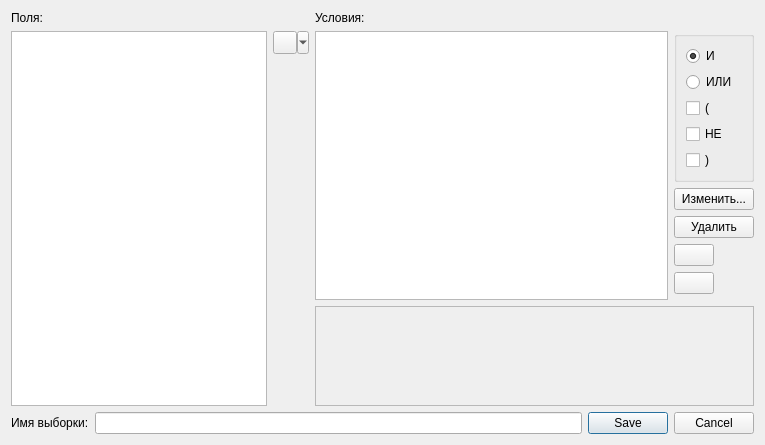
Before: the Qt Designer form client/tqqrywid.ui in sshmakov/Traquera, drawn with Qt 5.
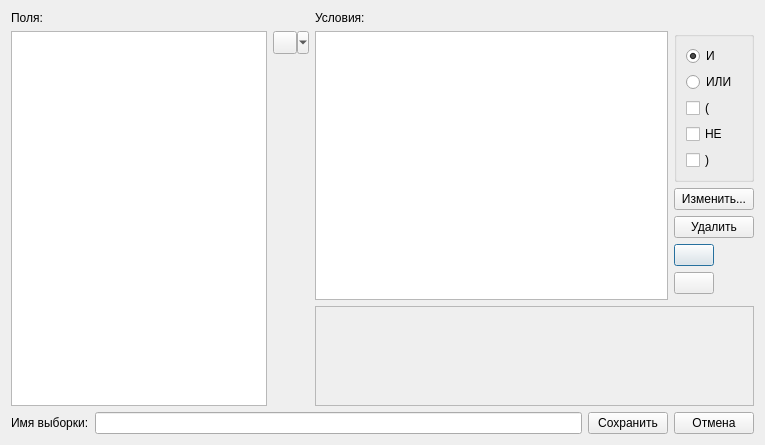
After: the same form once the commit is applied. Icons and pictures are not drawn.

```diff
--- a/client/tqqrywid.ui
+++ b/client/tqqrywid.ui
@@ -229,15 +229,22 @@
        <widget class="QLineEdit" name="leQueryName"/>
       </item>
       <item>
-       <widget class="QDialogButtonBox" name="buttonBox">
-        <property name="sizePolicy">
-         <sizepolicy hsizetype="Maximum" vsizetype="Fixed">
-          <horstretch>0</horstretch>
-          <verstretch>0</verstretch>
-         </sizepolicy>
+       <widget class="QPushButton" name="btnSave">
+        <property name="text">
+         <string>Сохранить</string>
         </property>
-        <property name="standardButtons">
-         <set>QDialogButtonBox::Cancel|QDialogButtonBox::Save</set>
+        <property name="shortcut">
+         <string>Ctrl+Return</string>
+        </property>
+       </widget>
+      </item>
+      <item>
+       <widget class="QPushButton" name="btnCancel">
+        <property name="text">
+         <string>Отмена</string>
+        </property>
+        <property name="shortcut">
+         <string>Esc</string>
         </property>
        </widget>
       </item>
```
Left out of the diff: 64 changed lines with no effect on the pictures.
